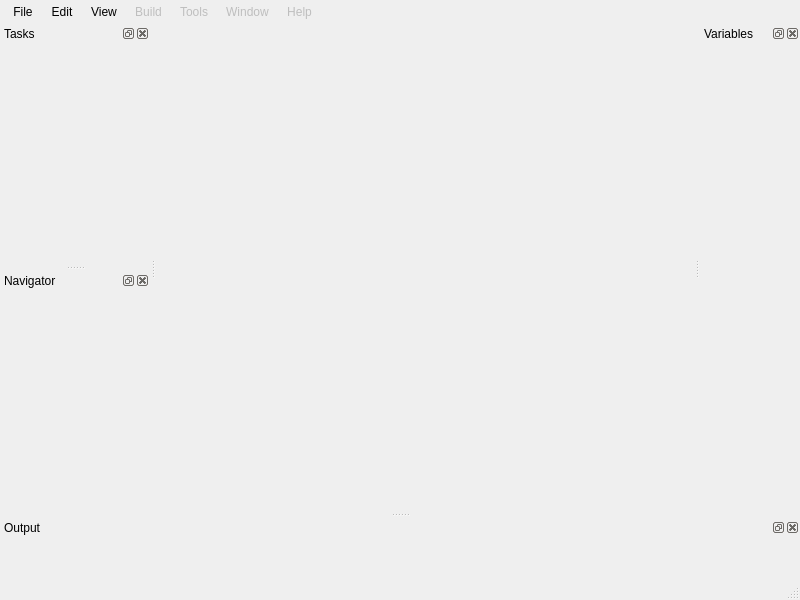
Old version of the form mainwindow.ui in the repository Mushkrem/vbbas.
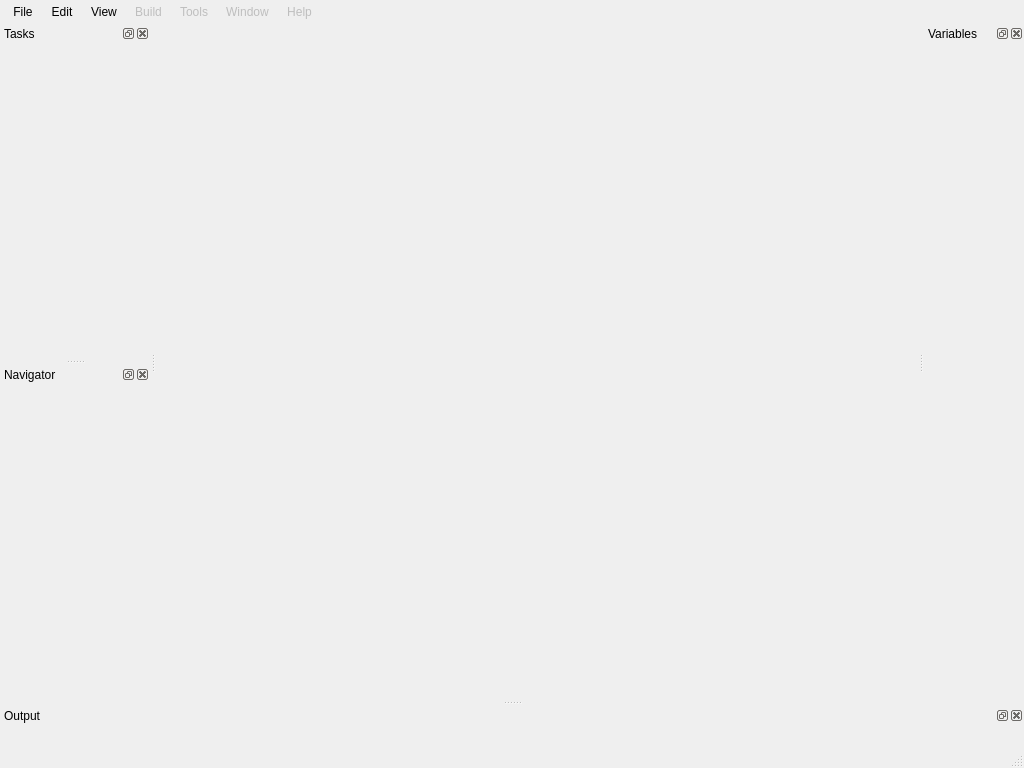
New version of the form. Icons and pictures are not drawn. Custom widgets are drawn as their Qt base class.

```diff
--- a/mainwindow.ui
+++ b/mainwindow.ui
@@ -6,9 +6,15 @@
    <rect>
     <x>0</x>
     <y>0</y>
+    <width>1024</width>
+    <height>768</height>
+   </rect>
+  </property>
+  <property name="minimumSize">
+   <size>
     <width>800</width>
     <height>600</height>
-   </rect>
+   </size>
   </property>
   <property name="acceptDrops">
    <bool>true</bool>
@@ -59,8 +65,8 @@
     <rect>
      <x>0</x>
      <y>0</y>
-     <width>800</width>
-     <height>26</height>
+     <width>1024</width>
+     <height>27</height>
     </rect>
    </property>
    <property name="font">
@@ -250,12 +256,21 @@
    <widget class="QWidget" name="dockWidgetContents_6"/>
   </widget>
   <widget class="QDockWidget" name="outputWidget">
+   <property name="sizePolicy">
+    <sizepolicy hsizetype="Preferred" vsizetype="Preferred">
+     <horstretch>0</horstretch>
+     <verstretch>0</verstretch>
+    </sizepolicy>
+   </property>
    <property name="minimumSize">
     <size>
      <width>82</width>
-     <height>60</height>
+     <height>40</height>
     </size>
    </property>
+   <property name="features">
+    <set>QDockWidget::DockWidgetFeature::DockWidgetClosable|QDockWidget::DockWidgetFeature::DockWidgetFloatable|QDockWidget::DockWidgetFeature::DockWidgetMovable</set>
+   </property>
    <property name="allowedAreas">
     <set>Qt::DockWidgetArea::BottomDockWidgetArea</set>
    </property>
@@ -268,7 +283,14 @@
    <attribute name="dockWidgetArea">
     <number>8</number>
    </attribute>
-   <widget class="QWidget" name="dockWidgetContents_7"/>
+   <widget class="QWidget" name="dockWidgetContents_7">
+    <property name="sizePolicy">
+     <sizepolicy hsizetype="Preferred" vsizetype="Preferred">
+      <horstretch>0</horstretch>
+      <verstretch>0</verstretch>
+     </sizepolicy>
+    </property>
+   </widget>
   </widget>
   <action name="actionNew_File">
    <property name="icon">
@@ -490,6 +512,14 @@
    </property>
   </action>
  </widget>
+ <customwidgets>
+  <customwidget>
+   <class>TasksDock</class>
+   <extends>QDockWidget</extends>
+   <header>tasksdock.h</header>
+   <container>1</container>
+  </customwidget>
+ </customwidgets>
  <resources>
   <include location="resources.qrc"/>
  </resources>
```
Left out of the diff: 10 changed lines with no effect on the pictures.
